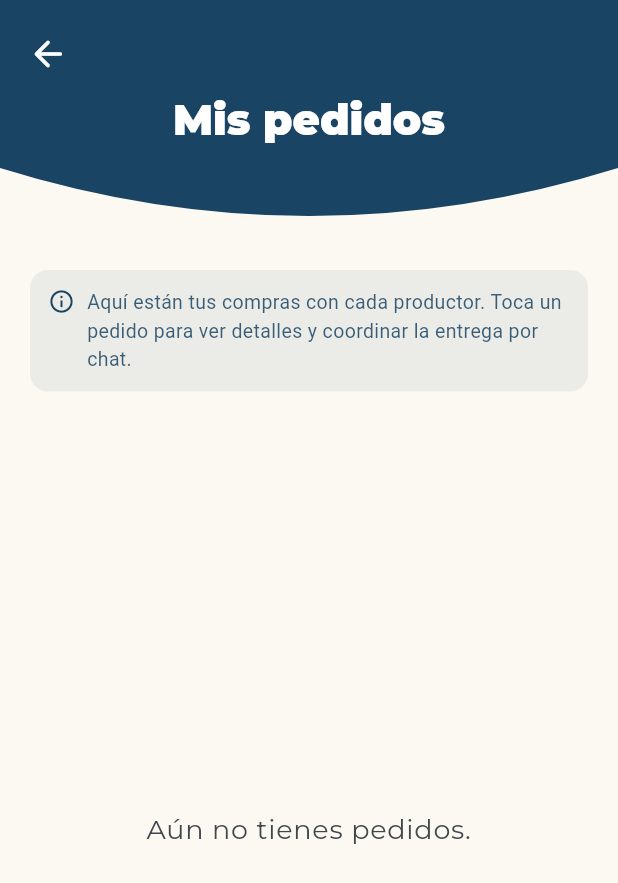
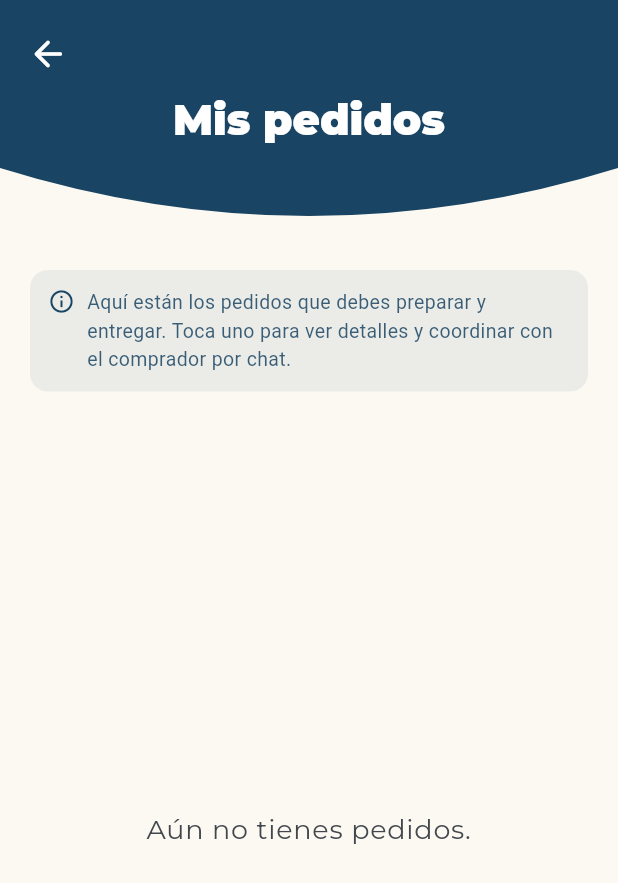
Before and after one commit to Lutright/Sembrapp, a Flutter app: the ComercializacionOrdenesScreen screen opened by its route, on a phone screen of 412 x 824 dp. Shown: the top 883 px of the screen. Run offline on Flutter 3.47's test engine with Material 3 defaults, Android fonts, the phone set to English and light mode, and no system bars; our stand-ins replace firebase_core, firebase_messaging, flutter_dotenv, flutter_local_notifications, flutter_tts, geolocator and 6 more; accounts and stored records are empty.

Commit message:
ajuste pequeño en mis ordenes para el productor

```diff
--- a/lib/features/comercializacion/screens/comercializacion_ordenes_screen.dart
+++ b/lib/features/comercializacion/screens/comercializacion_ordenes_screen.dart
@@ -276,7 +276,7 @@ class _ComercializacionOrdenesScreenState
                           SizedBox(width: 8),
                           Expanded(
                             child: Text(
-                              'Aquí están tus compras con cada productor. Toca un pedido para ver detalles y coordinar la entrega por chat.',
+                              'Aquí están los pedidos que debes preparar y entregar. Toca uno para ver detalles y coordinar con el comprador por chat.',
                               style: TextStyle(
                                 fontSize: 13,
                                 color: Color(0xD91A4463),
```
